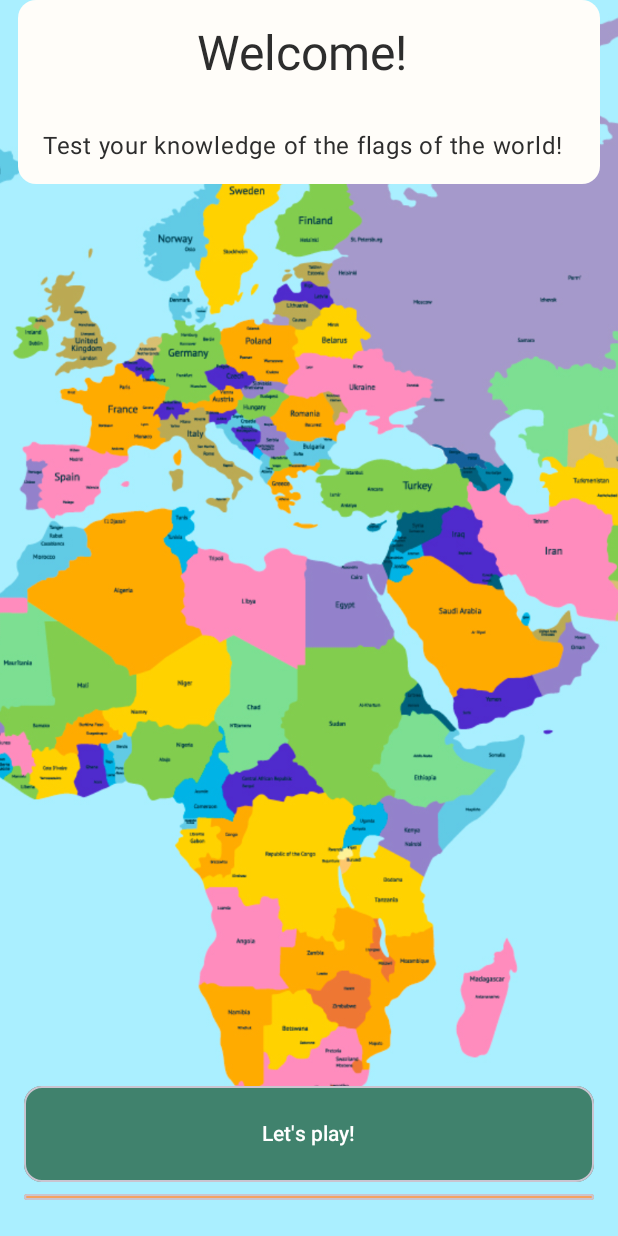
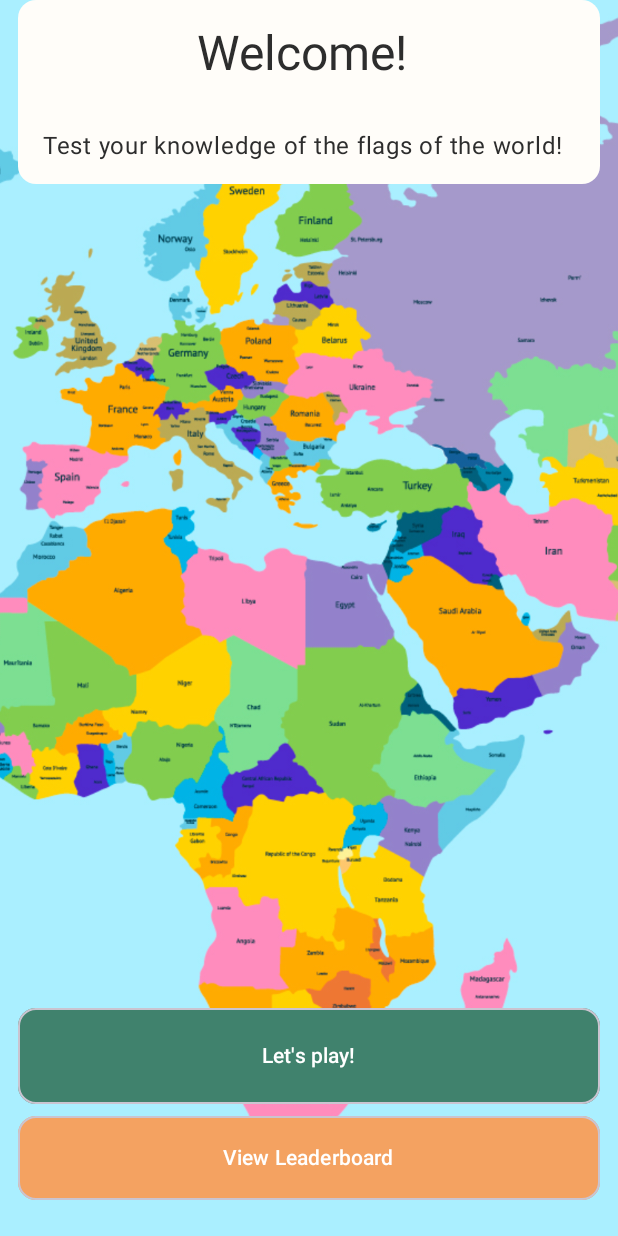
Before and after one commit to azelder/WaitWhat, an Android app built with Jetpack Compose: the screen it shows after launch (MainActivity), on a phone screen of 412 x 824 dp. Run offline under Robolectric (Android 15) with nearby library versions, the phone set to English and light mode, and no system bars; our stand-ins replace Dagger/Hilt's generated code.

Commit message:
Adjusting home screen layout to allow for proper space for the Let's Play and View Leaderboard buttons

```diff
--- a/app/src/main/java/com/azelder/waitwhat/game/ui/HomeScreen.kt
+++ b/app/src/main/java/com/azelder/waitwhat/game/ui/HomeScreen.kt
@@ -7,12 +7,13 @@ import androidx.compose.animation.core.infiniteRepeatable
 import androidx.compose.animation.core.rememberInfiniteTransition
 import androidx.compose.animation.core.tween
 import androidx.compose.foundation.Image
+import androidx.compose.foundation.layout.Box
 import androidx.compose.foundation.layout.Column
+import androidx.compose.foundation.layout.fillMaxSize
 import androidx.compose.foundation.layout.fillMaxWidth
 import androidx.compose.foundation.layout.height
 import androidx.compose.foundation.layout.offset
 import androidx.compose.foundation.layout.padding
-import androidx.compose.material3.BottomAppBar
 import androidx.compose.material3.Button
 import androidx.compose.material3.ButtonDefaults
 import androidx.compose.material3.Card
@@ -25,7 +26,6 @@ import androidx.compose.runtime.getValue
 import androidx.compose.ui.Alignment
 import androidx.compose.ui.Modifier
 import androidx.compose.ui.draw.scale
-import androidx.compose.ui.graphics.Color
 import androidx.compose.ui.layout.ContentScale
 import androidx.compose.ui.res.painterResource
 import androidx.compose.ui.text.style.TextAlign
@@ -54,47 +54,12 @@ fun HomeScreen(
     )
 
     WaitWhatTheme {
-        Scaffold(
-            bottomBar = {
-                BottomAppBar(
-                    containerColor = Color.Transparent,
-                    modifier = Modifier.padding(horizontal = 12.dp, vertical = 24.dp)
+        Scaffold { innerPadding ->
+            Box(
+                modifier = Modifier
+                    .fillMaxSize()
+                    .padding(innerPadding)
             ) {
-                    Column(
-                        modifier = Modifier.fillMaxWidth()
-                    ) {
-                        Button(
-                            modifier = Modifier
-                                .fillMaxWidth()
-                                .height(64.dp),
-                            onClick = { onNavigateToGameScreen() },
-                            colors = ButtonDefaults.buttonColors(
-                                containerColor = MaterialTheme.colorScheme.primary
-                            ),
-                            shape = MaterialTheme.shapes.medium,
-                            border = ButtonDefaults.outlinedButtonBorder()
-                        ) {
-                            Text(text = "Let's play!")
-                        }
-
-                        Button(
-                            modifier = Modifier
-                                .fillMaxWidth()
-                                .height(48.dp)
-                                .padding(top = 8.dp),
-                            onClick = { onNavigateToLeaderboard() },
-                            colors = ButtonDefaults.buttonColors(
-                                containerColor = MaterialTheme.colorScheme.secondary
-                            ),
-                            shape = MaterialTheme.shapes.medium,
-                            border = ButtonDefaults.outlinedButtonBorder()
-                        ) {
-                            Text(text = "View Leaderboard")
-                        }
-                    }
-                }
-            }
-        ) { innerPadding ->
                 Image(
                     painter = painterResource(id = R.drawable.world_map),
                     contentDescription = null,
@@ -105,7 +70,7 @@ fun HomeScreen(
                 )
                 Card(
                     modifier = Modifier
-                    .padding(vertical = innerPadding.calculateTopPadding(), horizontal = 12.dp)
+                        .padding(horizontal = 12.dp)
                         .fillMaxWidth(),
                     colors = CardDefaults.cardColors(
                         containerColor = MaterialTheme.colorScheme.background
@@ -132,6 +97,43 @@ fun HomeScreen(
                         )
                     }
                 }
+
+                Column(
+                    modifier = Modifier
+                        .align(Alignment.BottomCenter)
+                        .padding(horizontal = 12.dp, vertical = 24.dp)
+                        .fillMaxWidth()
+                ) {
+                    Button(
+                        modifier = Modifier
+                            .fillMaxWidth()
+                            .height(64.dp),
+                        onClick = { onNavigateToGameScreen() },
+                        colors = ButtonDefaults.buttonColors(
+                            containerColor = MaterialTheme.colorScheme.primary
+                        ),
+                        shape = MaterialTheme.shapes.medium,
+                        border = ButtonDefaults.outlinedButtonBorder()
+                    ) {
+                        Text(text = "Let's play!")
+                    }
+
+                    Button(
+                        modifier = Modifier
+                            .fillMaxWidth()
+                            .height(64.dp)
+                            .padding(top = 8.dp),
+                        onClick = { onNavigateToLeaderboard() },
+                        colors = ButtonDefaults.buttonColors(
+                            containerColor = MaterialTheme.colorScheme.secondary
+                        ),
+                        shape = MaterialTheme.shapes.medium,
+                        border = ButtonDefaults.outlinedButtonBorder()
+                    ) {
+                        Text(text = "View Leaderboard")
+                    }
+                }
+            }
         }
     }
 }
```
Lines whose indentation alone changed are shown as unchanged.
